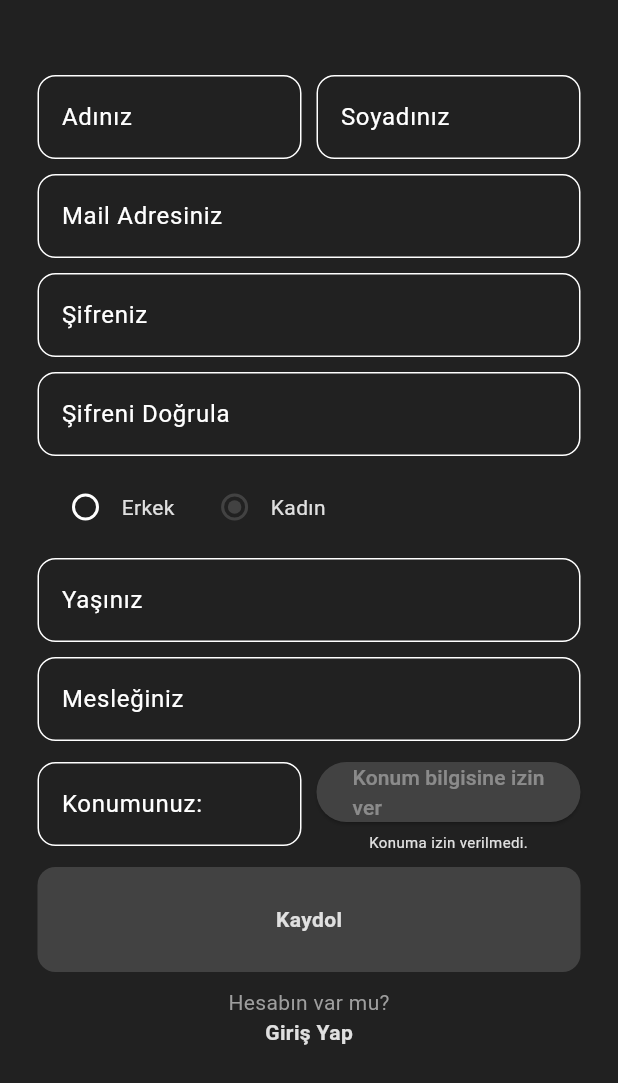
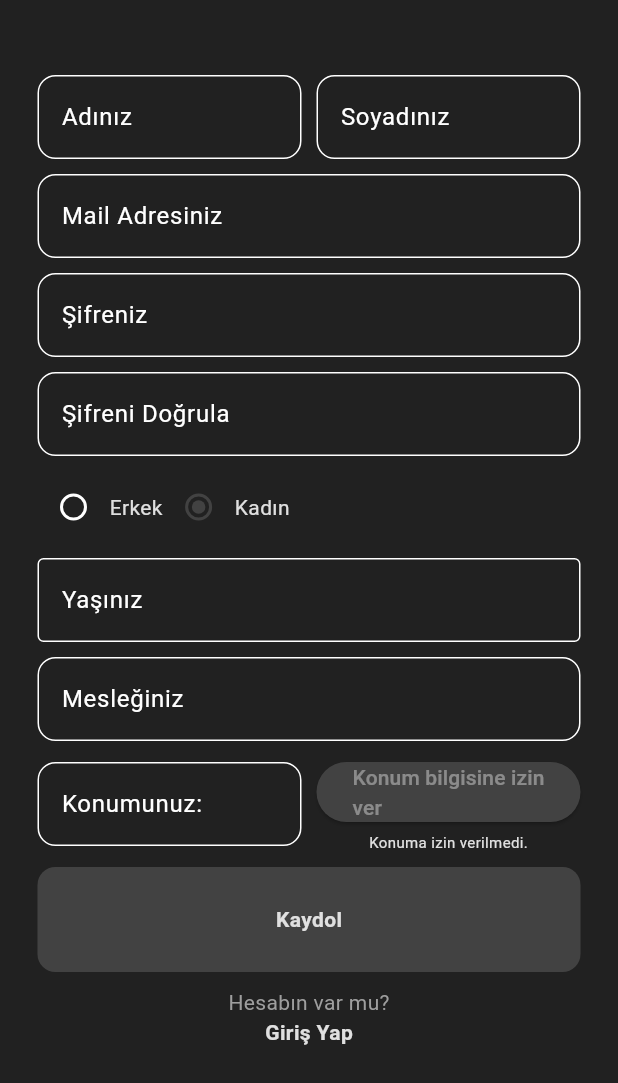
Before and after one commit to iskburcin/DemoAiEmo, a Flutter app: the RegisterPage screen opened directly with empty values, on a phone screen of 412 x 824 dp, the part 153-1236 px from its top. Run offline on Flutter 3.47's test engine with Material 3 defaults, Android fonts, the phone set to English and light mode, and no system bars; our stand-ins replace camera, cloud_firestore, firebase_auth, firebase_core, geocoding, geolocator and 1 more; missing offline and left inert: tflite_v2; accounts and stored records are empty.

Commit message:
07.08.24 taze taze commitlerrr

```diff
--- a/lib/pages/register_page.dart
+++ b/lib/pages/register_page.dart
@@ -6,6 +6,7 @@ import 'package:demoaiemo/util/labeled_location_button.dart';
 import 'package:demoaiemo/util/my_textfields.dart';
 import 'package:firebase_auth/firebase_auth.dart';
 import 'package:flutter/material.dart';
+import 'package:flutter/services.dart';
 
 class RegisterPage extends StatefulWidget {
   final void Function()? onTap;
@@ -191,10 +192,17 @@ class _RegisterPageState extends State<RegisterPage> {
         const SizedBox(
           height: 10,
         ),
-        MyTextfield(
-          hintText: "Yaşınız",
+        TextField(
+          controller: ageController,
+          keyboardType: TextInputType.number,
           obscureText: false,
-          controller: ageController,
+          decoration:const InputDecoration(
+            labelText: 'Yaşınız',
+            border: OutlineInputBorder(),
+          ),
+          inputFormatters: <TextInputFormatter>[
+            FilteringTextInputFormatter.digitsOnly
+          ],
         ),
         const SizedBox(
           height: 10,
@@ -240,7 +248,7 @@ class _RegisterPageState extends State<RegisterPage> {
         'Name': nameController.text,
         'Surname': surnameController.text,
         'Gender': genderController.text,
-        'Age': ageController.text,
+        'Age': int.parse(ageController.text),
         'Occupation': occupationController.text,
         'Location': locationController.text,
       });
--- a/lib/util/labeled_radio_button.dart
+++ b/lib/util/labeled_radio_button.dart
@@ -29,11 +29,11 @@ class _LabeledRadioState extends State<LabeledRadio> {
   }
   @override
   Widget build(BuildContext context) {
-    return Row(mainAxisAlignment: MainAxisAlignment.start, children: [
+    return Row(
+      mainAxisAlignment: MainAxisAlignment.start,
+      children: [
       for (String genderOption in genderList)
-        Padding(
-          padding: EdgeInsets.symmetric(horizontal: 8.0),
-          child: Row(
+        Row(
           children: [
             Radio<String>(
               value: genderOption,
@@ -49,7 +49,6 @@ class _LabeledRadioState extends State<LabeledRadio> {
             Text(genderOption),
           ],
         ),
-        ),
     ]);
   }
   }
```
Also changed, not shown: lib/pages/profile_page.dart (+34 -11 lines), pubspec.lock. Lines whose indentation alone changed are shown as unchanged.
